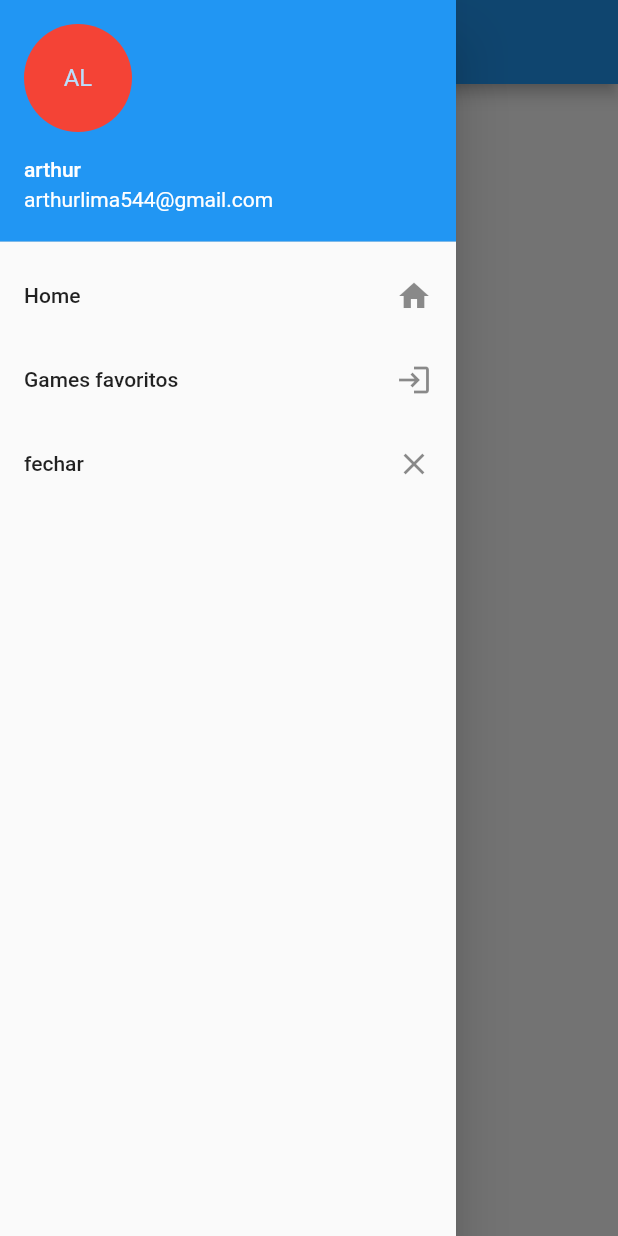
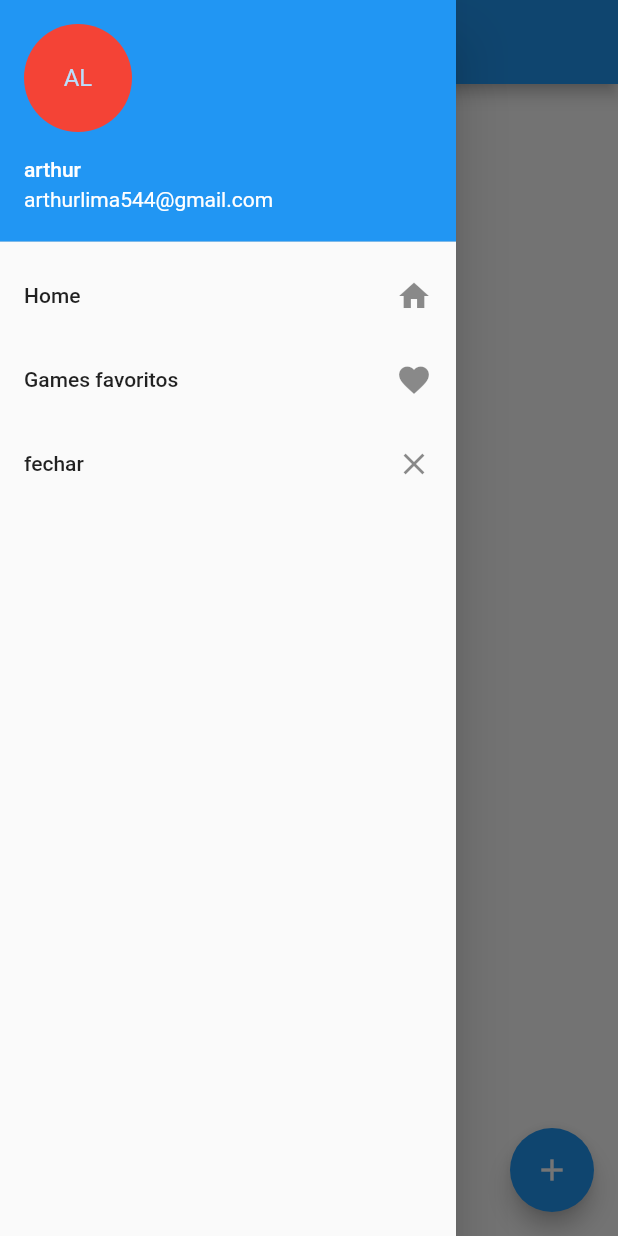
Before and after one commit to Arthurlima544/Flutter_project, a Flutter app: the ListaGamesPage screen opened by its route, with the side drawer open, on a phone screen of 412 x 824 dp. Run offline on Flutter 3.47's test engine with Material 2 defaults, Android fonts, the phone set to English and light mode, and no system bars; our stand-ins replace firebase_core; accounts and stored records are empty.

Commit message:
adicionando nova pagina ao app e preparando para implementar bloc

```diff
--- a/src/lib/Pages/ListaGamesPage.dart
+++ b/src/lib/Pages/ListaGamesPage.dart
@@ -9,8 +9,11 @@ class ListaGamesPage extends StatelessWidget {
         title: Text("Games Favoritos"),
       ),
       drawer: FavGamesDrawer(),
-      body: Center(
-        child: Text('hello'),
+      /* body: , */
+      body: Column(),
+      floatingActionButton: FloatingActionButton(
+        child: Icon(Icons.add),
+        onPressed: () => Navigator.of(context).pushNamed("/novogame"),
       ),
     );
   }
--- a/src/lib/main.dart
+++ b/src/lib/main.dart
@@ -1,7 +1,9 @@
 import 'package:flutter/material.dart';
 import 'package:firebase_core/firebase_core.dart';
+import 'package:src/Pages/NovoGamePage.dart';
 import 'Pages/HomePage.dart';
 import 'Pages/ListaGamesPage.dart';
+import 'Pages/NovoGamePage.dart';
 
 void main() async {
   WidgetsFlutterBinding.ensureInitialized();
@@ -19,7 +21,8 @@ class MyApp extends StatelessWidget {
       home: HomePage(),
       routes: <String, WidgetBuilder>{
         "/home": (BuildContext context) => HomePage(),
-        "/listaGames": (BuildContext context) => ListaGamesPage(),
+        "/listagames": (BuildContext context) => ListaGamesPage(),
+        "/novogame": (BuildContext context) => NovoGamePage(),
       },
     );
   }
--- a/src/lib/my_widgets/FavGamesDrawer.dart
+++ b/src/lib/my_widgets/FavGamesDrawer.dart
@@ -25,8 +25,8 @@ class FavGamesDrawer extends StatelessWidget {
           ),
           ListTile(
             title: Text("Games favoritos"),
-            trailing: Icon(Icons.login),
-            onTap: () => Navigator.of(context).pushNamed("/listaGames"),
+            trailing: Icon(Icons.favorite),
+            onTap: () => Navigator.of(context).pushNamed("/listagames"),
           ),
           ListTile(
             title: Text("fechar"),
```
Also changed, not shown: src/lib/Pages/NovoGamePage.dart (added, +36 -0 lines).
